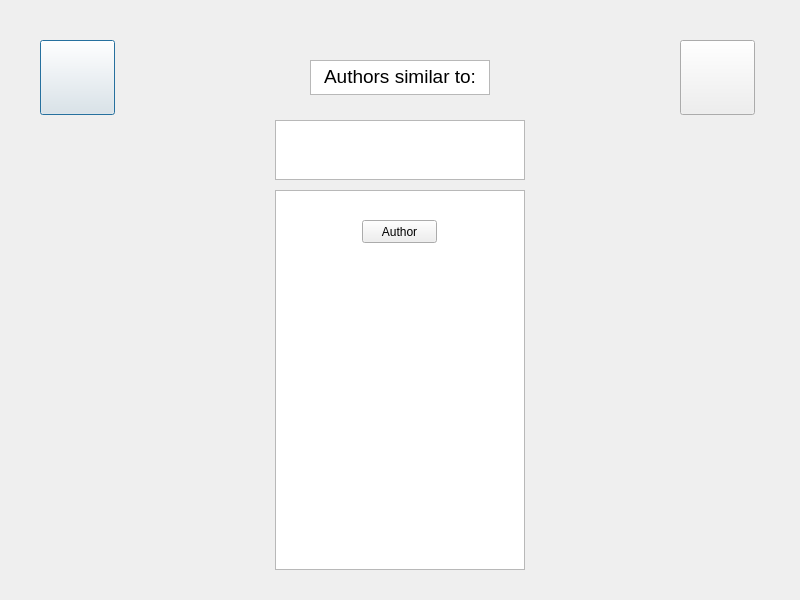
Qt form ui/search_author_result.ui (CharlesBeise/book_recommender) before a commit.
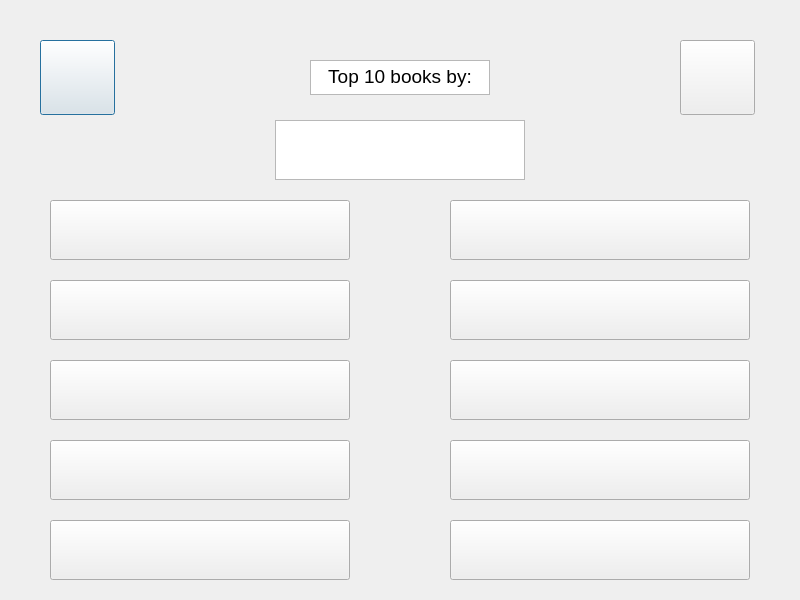
The same form after that commit. Icons and pictures are not drawn.

Commit message: Updated some UI pages, added functionality to the Author Search tree

Patch:
```diff
--- a/ui/search_author_result.ui
+++ b/ui/search_author_result.ui
@@ -73,7 +73,7 @@
 &lt;html&gt;&lt;head&gt;&lt;meta name=&quot;qrichtext&quot; content=&quot;1&quot; /&gt;&lt;style type=&quot;text/css&quot;&gt;
 p, li { white-space: pre-wrap; }
 &lt;/style&gt;&lt;/head&gt;&lt;body style=&quot; font-family:'MS Shell Dlg 2'; font-size:8.25pt; font-weight:400; font-style:normal;&quot;&gt;
-&lt;p align=&quot;center&quot; style=&quot; margin-top:0px; margin-bottom:0px; margin-left:0px; margin-right:0px; -qt-block-indent:0; text-indent:0px;&quot;&gt;&lt;span style=&quot; font-size:14pt;&quot;&gt;Authors similar to:&lt;/span&gt;&lt;/p&gt;&lt;/body&gt;&lt;/html&gt;</string>
+&lt;p align=&quot;center&quot; style=&quot; margin-top:0px; margin-bottom:0px; margin-left:0px; margin-right:0px; -qt-block-indent:0; text-indent:0px;&quot;&gt;&lt;span style=&quot; font-size:14pt;&quot;&gt;Top 10 books by:&lt;/span&gt;&lt;/p&gt;&lt;/body&gt;&lt;/html&gt;</string>
    </property>
   </widget>
   <widget class="QTextBrowser" name="ARUserAuthor">
@@ -86,27 +86,134 @@
     </rect>
    </property>
   </widget>
-  <widget class="QTextBrowser" name="ARAuthorList">
+  <widget class="QPushButton" name="Book8">
    <property name="geometry">
     <rect>
-     <x>275</x>
-     <y>190</y>
-     <width>250</width>
-     <height>380</height>
+     <x>450</x>
+     <y>360</y>
+     <width>300</width>
+     <height>60</height>
     </rect>
    </property>
+   <property name="text">
+    <string/>
+   </property>
   </widget>
   <widget class="QPushButton" name="ARAuthorBtn">
    <property name="geometry">
     <rect>
-     <x>362</x>
-     <y>220</y>
-     <width>75</width>
-     <height>23</height>
+     <x>450</x>
+     <y>200</y>
+     <width>300</width>
+     <height>60</height>
     </rect>
    </property>
    <property name="text">
-    <string>Author</string>
+    <string/>
+   </property>
+  </widget>
+  <widget class="QPushButton" name="Book7">
+   <property name="geometry">
+    <rect>
+     <x>450</x>
+     <y>280</y>
+     <width>300</width>
+     <height>60</height>
+    </rect>
+   </property>
+   <property name="text">
+    <string/>
+   </property>
+  </widget>
+  <widget class="QPushButton" name="Book5">
+   <property name="geometry">
+    <rect>
+     <x>50</x>
+     <y>520</y>
+     <width>300</width>
+     <height>60</height>
+    </rect>
+   </property>
+   <property name="text">
+    <string/>
+   </property>
+  </widget>
+  <widget class="QPushButton" name="Book1">
+   <property name="geometry">
+    <rect>
+     <x>50</x>
+     <y>200</y>
+     <width>300</width>
+     <height>60</height>
+    </rect>
+   </property>
+   <property name="text">
+    <string/>
+   </property>
+  </widget>
+  <widget class="QPushButton" name="Book4">
+   <property name="geometry">
+    <rect>
+     <x>50</x>
+     <y>440</y>
+     <width>300</width>
+     <height>60</height>
+    </rect>
+   </property>
+   <property name="text">
+    <string/>
+   </property>
+  </widget>
+  <widget class="QPushButton" name="Book3">
+   <property name="geometry">
+    <rect>
+     <x>50</x>
+     <y>360</y>
+     <width>300</width>
+     <height>60</height>
+    </rect>
+   </property>
+   <property name="text">
+    <string/>
+   </property>
+  </widget>
+  <widget class="QPushButton" name="Book2">
+   <property name="geometry">
+    <rect>
+     <x>50</x>
+     <y>280</y>
+     <width>300</width>
+     <height>60</height>
+    </rect>
+   </property>
+   <property name="text">
+    <string/>
+   </property>
+  </widget>
+  <widget class="QPushButton" name="Book9">
+   <property name="geometry">
+    <rect>
+     <x>450</x>
+     <y>440</y>
+     <width>300</width>
+     <height>60</height>
+    </rect>
+   </property>
+   <property name="text">
+    <string/>
+   </property>
+  </widget>
+  <widget class="QPushButton" name="Book_10">
+   <property name="geometry">
+    <rect>
+     <x>450</x>
+     <y>520</y>
+     <width>300</width>
+     <height>60</height>
+    </rect>
+   </property>
+   <property name="text">
+    <string/>
    </property>
   </widget>
  </widget>
```
Left out of the diff: 2 changed lines with no effect on the pictures. The commit also changes 13 other files.
